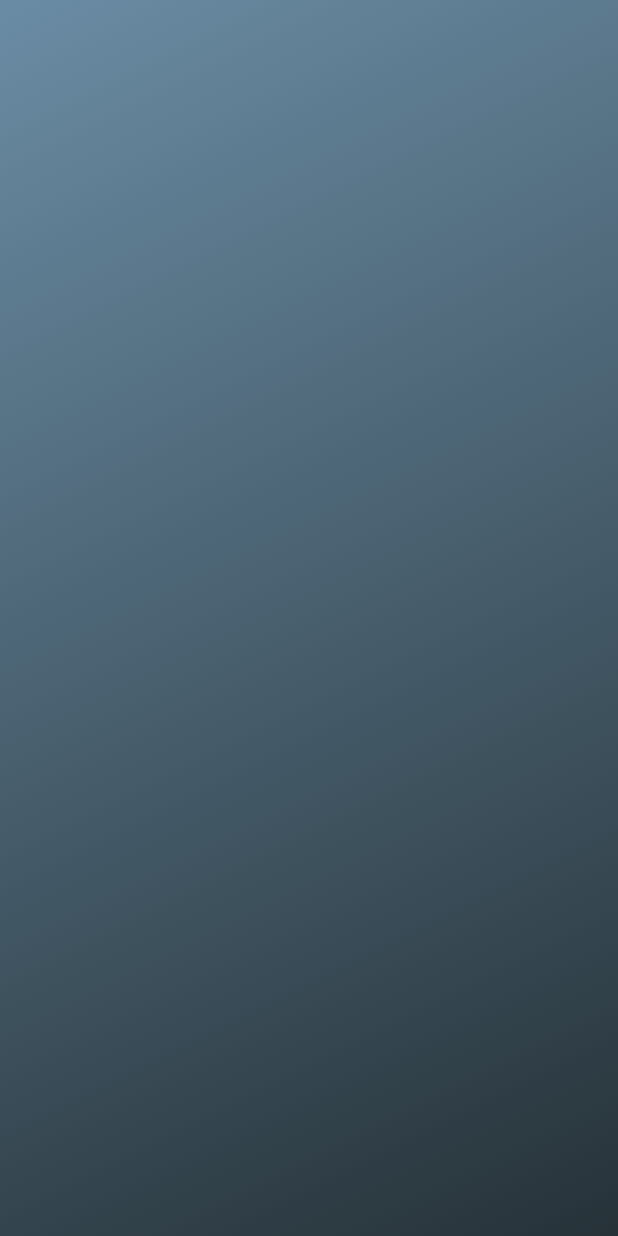
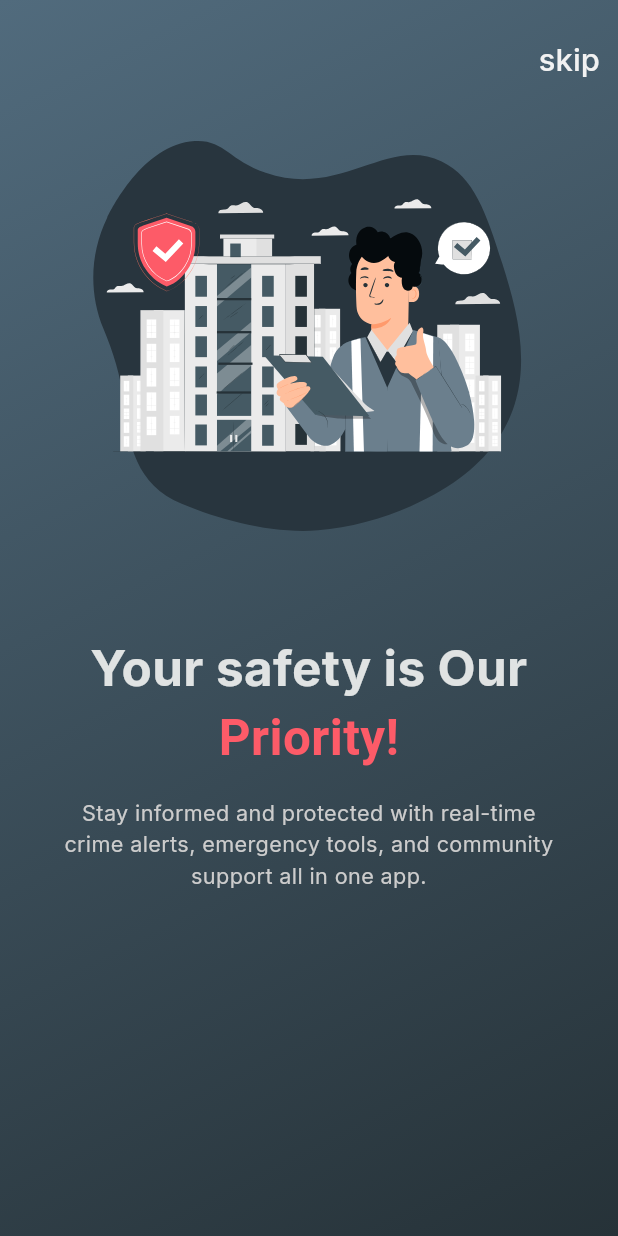
Before and after one commit to yousefkhalaf0/Mr_defence_app, a Flutter app: the screen it shows after launch, on a phone screen of 412 x 824 dp. Run offline on Flutter 3.47's test engine with Material 3 defaults, Android fonts, the phone set to English and light mode, and no system bars; our stand-ins replace bloc, dartz, flutter_bloc, flutter_svg, go_router, google_fonts and 1 more.

```diff
--- a/lib/features/on_boarding/data/models/on_boarding_model.dart
+++ b/lib/features/on_boarding/data/models/on_boarding_model.dart
@@ -4,31 +4,41 @@ class OnBoardingModel {
   String? image;
   String? title;
   String? description;
+  String? highlightWord;
 
-  OnBoardingModel({this.image, this.title, this.description});
+  OnBoardingModel({
+    this.image,
+    this.title,
+    this.description,
+    this.highlightWord,
+  });
 
   static List<OnBoardingModel> data = [
     OnBoardingModel(
       image: AssetsData.onBoardingImage1,
       title: 'Your safety is Our Priority!',
+      highlightWord: 'Priority!',
       description:
           'Stay informed and protected with real-time crime alerts, emergency tools, and community support all in one app.',
     ),
     OnBoardingModel(
       image: AssetsData.onBoardingImage2,
       title: 'Real-Time Alerts at Your Fingertips',
+      highlightWord: 'Alerts',
       description:
           'Stay updated on local crimes, fires, and accidents. Report incidents with photos or videos to help keep your community safe.',
     ),
     OnBoardingModel(
       image: AssetsData.onBoardingImage3,
       title: 'Emergency Help, One Tap Away',
+      highlightWord: 'Help',
       description:
           'Use the SOS button to instantly notify emergency contacts and authorities. Share your location with trusted circles and set up safe zones for added peace of mind.',
     ),
     OnBoardingModel(
       image: AssetsData.onBoardingImage4,
       title: 'Together, We build a safer Community',
+      highlightWord: 'safer Community',
       description:
           'Join a network of users who verify incidents and help filter out false reports. Our AI ensures you get accurate, reliable alerts.',
     ),
--- a/lib/features/on_boarding/presentation/views/on_boarding_view.dart
+++ b/lib/features/on_boarding/presentation/views/on_boarding_view.dart
@@ -6,6 +6,6 @@ class OnBoardingView extends StatelessWidget {
 
   @override
   Widget build(BuildContext context) {
-    return const Scaffold(body: OnBoardingViewBody());
+    return Scaffold(body: const OnBoardingViewBody());
   }
 }
--- /dev/null
+++ b/lib/features/on_boarding/presentation/views/widgets/on_boarding_app_bar.dart
@@ -0,0 +1,24 @@
+import 'package:app/core/utils/constants.dart';
+import 'package:app/core/utils/helper.dart';
+import 'package:flutter/material.dart';
+
+class OnBoardingAppBar extends StatelessWidget {
+  const OnBoardingAppBar({super.key});
+
+  @override
+  Widget build(BuildContext context) {
+    return Align(
+      alignment: Alignment.bottomRight,
+      child: TextButton(
+        onPressed: () {},
+        child: Text(
+          'skip',
+          style: TextStyle(
+            color: kNeutral50,
+            fontSize: Helper.getResponsiveFontSize(context, fontSize: 20),
+          ),
+        ),
+      ),
+    );
+  }
+}
--- /dev/null
+++ b/lib/features/on_boarding/presentation/views/widgets/on_boarding_builder.dart
@@ -0,0 +1,28 @@
+import 'package:app/features/on_boarding/data/models/on_boarding_model.dart';
+import 'package:app/features/on_boarding/presentation/manager/on_boarding_cubit/on_boarding_cubit.dart';
+import 'package:app/features/on_boarding/presentation/views/widgets/on_boarding_content.dart';
+import 'package:flutter/material.dart';
+import 'package:flutter_bloc/flutter_bloc.dart';
+
+class OnBoardingBuilder extends StatelessWidget {
+  const OnBoardingBuilder({super.key});
+
+  @override
+  Widget build(BuildContext context) {
+    return Expanded(
+      child: PageView.builder(
+        controller:
+            BlocProvider.of<OnBoardingCubit>(context).onBoardingController,
+        physics: const BouncingScrollPhysics(),
+        itemCount: OnBoardingModel.data.length,
+        itemBuilder:
+            (context, inedex) => OnBoardingContent(
+              onBoardingModel: OnBoardingModel.data[inedex],
+            ),
+        onPageChanged: (index) {
+          BlocProvider.of<OnBoardingCubit>(context).changePageView(index);
+        },
+      ),
+    );
+  }
+}
--- /dev/null
+++ b/lib/features/on_boarding/presentation/views/widgets/on_boarding_content.dart
@@ -0,0 +1,65 @@
+import 'package:app/core/utils/constants.dart';
+import 'package:app/core/utils/helper.dart';
+import 'package:app/features/on_boarding/data/models/on_boarding_model.dart';
+import 'package:flutter/material.dart';
+import 'package:flutter_svg/svg.dart';
+
+class OnBoardingContent extends StatelessWidget {
+  const OnBoardingContent({super.key, required this.onBoardingModel});
+  final OnBoardingModel onBoardingModel;
+  @override
+  Widget build(BuildContext context) {
+    return Column(
+      children: [
+        AspectRatio(
+          aspectRatio: 4 / 3,
+          child: SvgPicture.asset(onBoardingModel.image!),
+        ),
+        const SizedBox(height: 48),
+        Text.rich(
+          textAlign: TextAlign.center,
+          style: TextStyle(
+            color: kTextLightColor,
+            fontWeight: FontWeight.bold,
+            fontSize: Helper.getResponsiveFontSize(context, fontSize: 32),
+          ),
+          _buildHighlightedTitle(
+            onBoardingModel.title!,
+            onBoardingModel.highlightWord,
+          ),
+        ),
+        const SizedBox(height: 16),
+        Padding(
+          padding: const EdgeInsets.symmetric(horizontal: 35.5),
+          child: Text(
+            onBoardingModel.description!,
+            textAlign: TextAlign.center,
+            style: TextStyle(
+              color: kNeutral200,
+              fontSize: Helper.getResponsiveFontSize(context, fontSize: 14),
+            ),
+          ),
+        ),
+      ],
+    );
+  }
+}
+
+TextSpan _buildHighlightedTitle(String title, String? highlightWord) {
+  if (highlightWord == null || !title.contains(highlightWord)) {
+    return TextSpan(text: title);
+  }
+
+  final parts = title.split(highlightWord);
+
+  return TextSpan(
+    children: [
+      TextSpan(text: parts[0]),
+      TextSpan(
+        text: highlightWord,
+        style: const TextStyle(color: kTextRedColor),
+      ),
+      if (parts.length > 1) TextSpan(text: parts[1]),
+    ],
+  );
+}
--- a/lib/features/on_boarding/presentation/views/widgets/on_boarding_view_body.dart
+++ b/lib/features/on_boarding/presentation/views/widgets/on_boarding_view_body.dart
@@ -1,4 +1,6 @@
 import 'package:app/core/widgets/welcome_views_back_ground.dart';
+import 'package:app/features/on_boarding/presentation/views/widgets/on_boarding_Builder.dart';
+import 'package:app/features/on_boarding/presentation/views/widgets/on_boarding_app_bar.dart';
 import 'package:flutter/material.dart';
 
 class OnBoardingViewBody extends StatelessWidget {
@@ -6,6 +8,14 @@ class OnBoardingViewBody extends StatelessWidget {
 
   @override
   Widget build(BuildContext context) {
-    return WelcomeViewsBackGround(content: Column());
+    return WelcomeViewsBackGround(
+      content: Column(
+        children: [
+          const SizedBox(height: 16),
+          OnBoardingAppBar(),
+          OnBoardingBuilder(),
+        ],
+      ),
+    );
   }
 }
--- a/lib/main.dart
+++ b/lib/main.dart
@@ -7,7 +7,7 @@ import 'package:flutter_bloc/flutter_bloc.dart';
 import 'package:google_fonts/google_fonts.dart';
 
 void main() async {
-  // WidgetsFlutterBinding.ensureInitialized();
+  WidgetsFlutterBinding.ensureInitialized();
   await MyShared.init();
   runApp(const MrDefence());
 }
@@ -25,7 +25,7 @@ class MrDefence extends StatelessWidget {
         debugShowCheckedModeBanner: false,
         routerConfig: AppRouter.router,
         theme: ThemeData(
-          scaffoldBackgroundColor: kPrimaryColor,
+          scaffoldBackgroundColor: kBackGroundColor,
           textTheme: GoogleFonts.interTextTheme(),
         ),
       ),
```
Also changed, not shown: lib/core/utils/constants.dart (+51 -4 lines).
